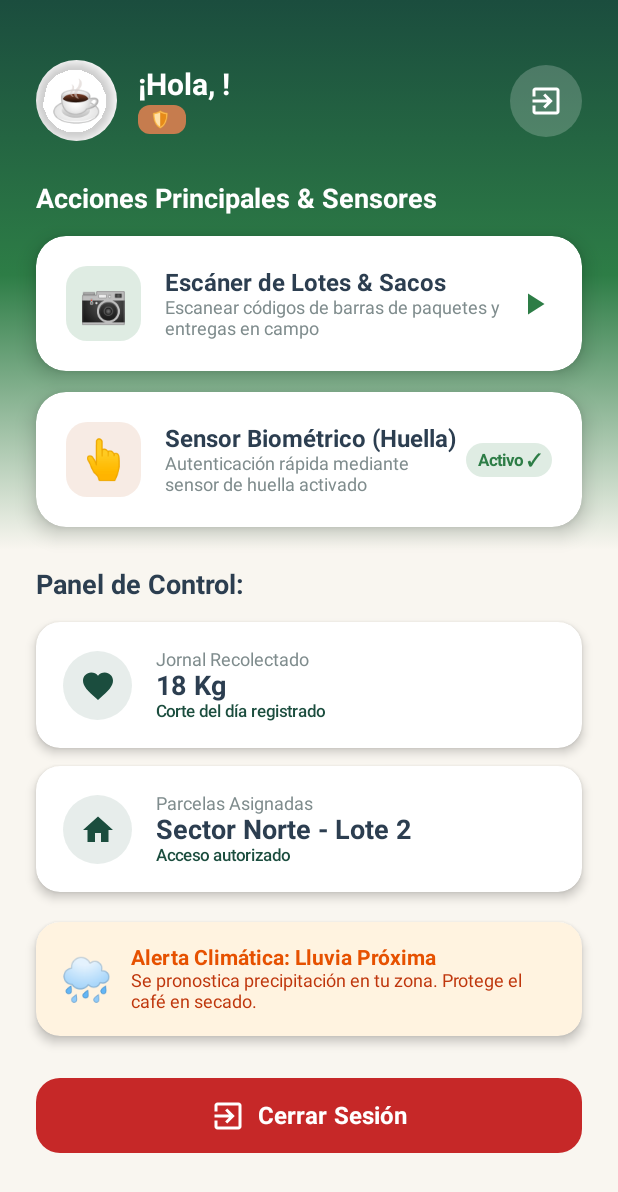
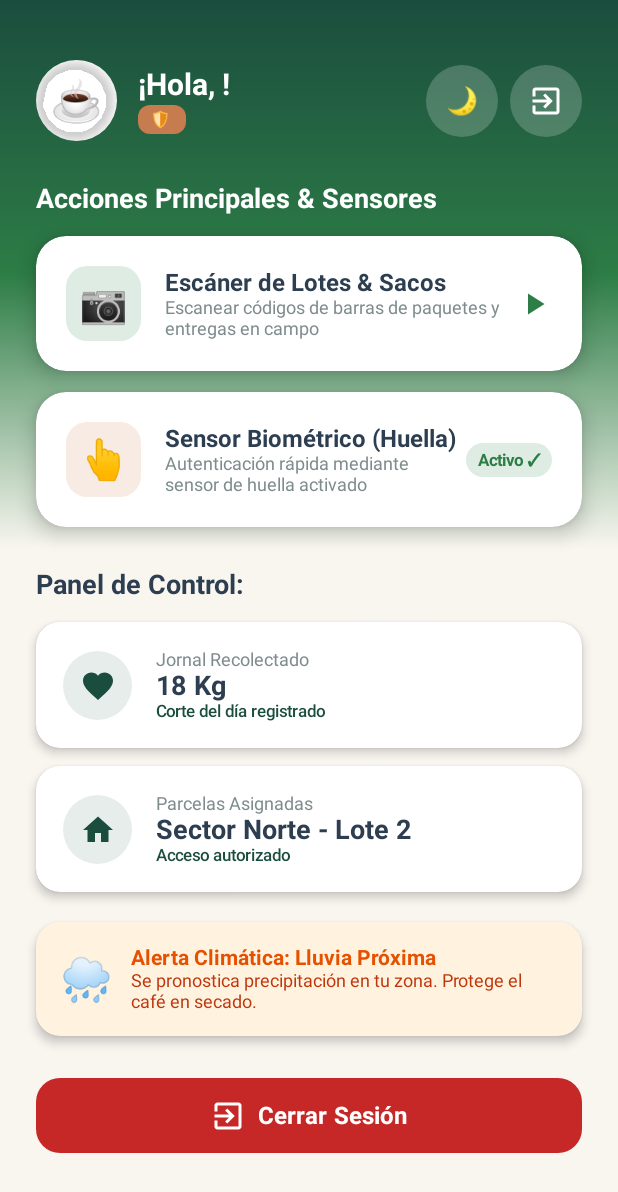
Before and after one commit to Juangg32/AgroCafe, an Android app built with Jetpack Compose: the composable DashboardScreen called with empty values, on a phone screen of 412 x 824 dp. Shown: the top 1192 px of the screen. Run offline under Robolectric (Android 15) with nearby library versions, the phone set to English and light mode, and no system bars; 1 statement that could not run was skipped.

Commit message:
feat: agregar modo oscuro automático/manual con botón de alternancia en interfaz

```diff
--- a/frontend/LoginFrontend/shared/src/commonMain/kotlin/org/example/project/DashboardScreen.kt
+++ b/frontend/LoginFrontend/shared/src/commonMain/kotlin/org/example/project/DashboardScreen.kt
@@ -36,6 +36,8 @@ private val MutedGrey = Color(0xFF7F8C8D)
 fun DashboardScreen(
     username: String,
     role: String,
+    isDarkMode: Boolean,
+    onToggleTheme: () -> Unit,
     onOpenScanner: () -> Unit,
     onTriggerBiometrics: () -> Unit,
     onLogout: () -> Unit
@@ -110,6 +112,18 @@ fun DashboardScreen(
                     }
                 }
 
+                Row(verticalAlignment = Alignment.CenterVertically) {
+                    IconButton(
+                        onClick = onToggleTheme,
+                        modifier = Modifier
+                            .clip(CircleShape)
+                            .background(Color.White.copy(alpha = 0.2f))
+                    ) {
+                        Text(text = if (isDarkMode) "☀️" else "🌙", fontSize = 18.sp)
+                    }
+
+                    Spacer(modifier = Modifier.width(8.dp))
+
                     IconButton(
                         onClick = onLogout,
                         modifier = Modifier
@@ -121,6 +135,7 @@ fun DashboardScreen(
                             contentDescription = "Cerrar Sesión",
                             tint = Color.White
                         )
+                    }
                 }
             }
 
```
Also changed, not shown: frontend/LoginFrontend/shared/src/commonMain/kotlin/org/example/project/App.kt (+10 -3 lines). Lines whose indentation alone changed are shown as unchanged.
